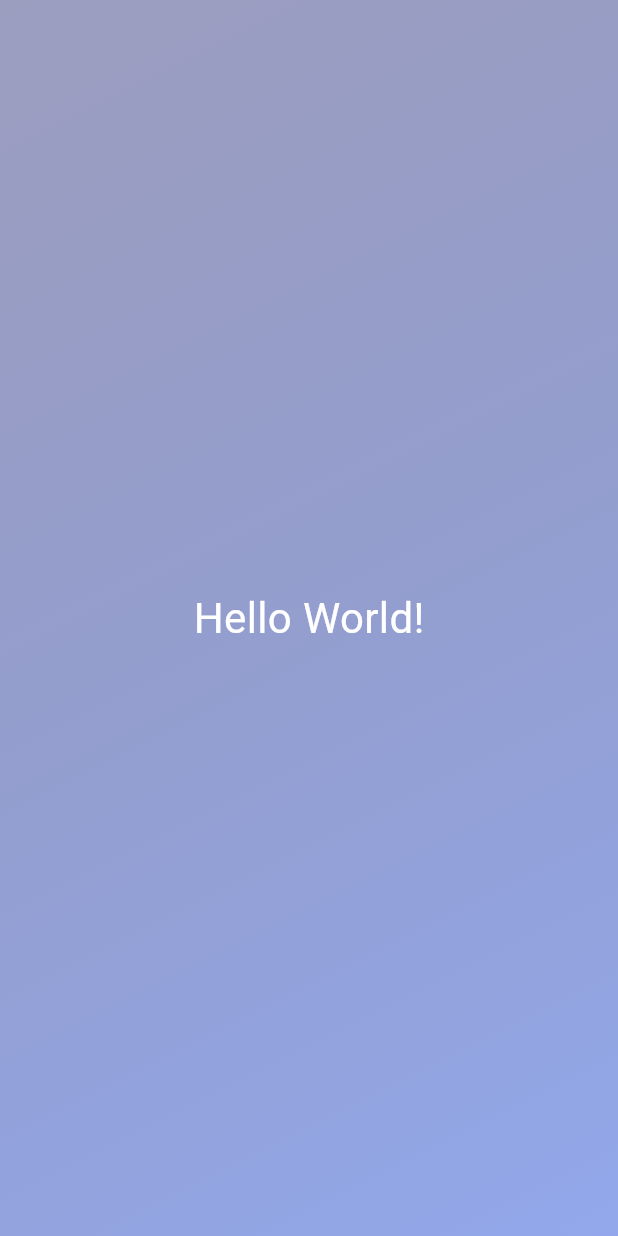
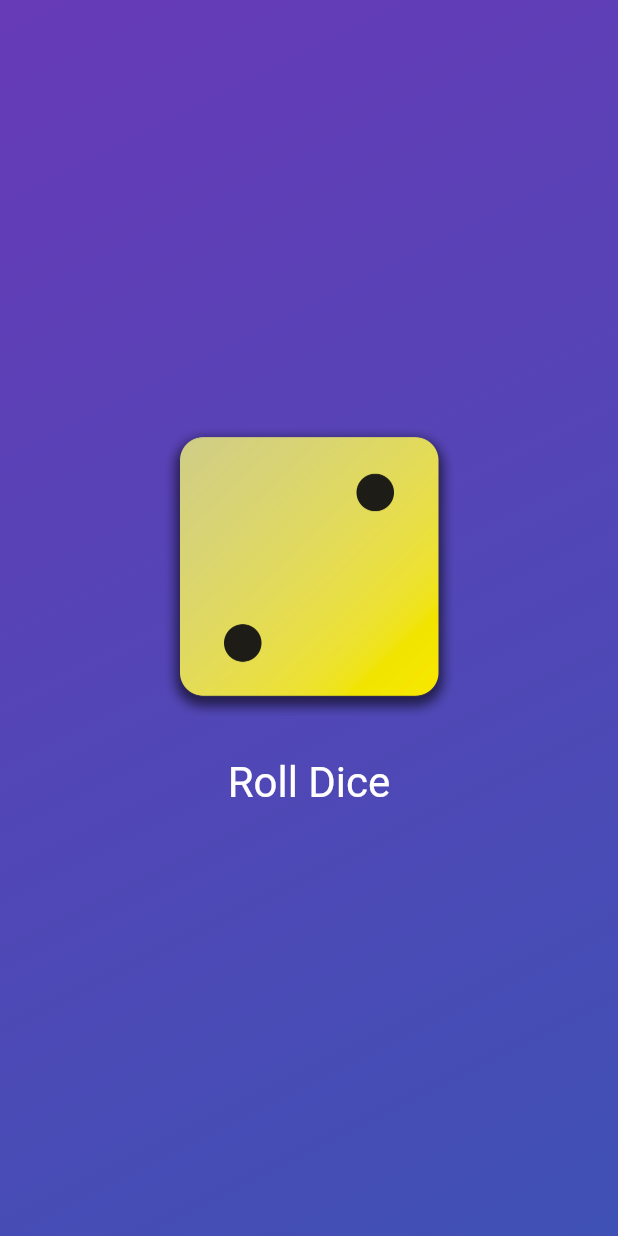
Before and after one commit to ayanesato/flutter_projects, a Flutter app: the screen it shows after launch, on a phone screen of 412 x 824 dp. Run offline on Flutter 3.47's test engine with Material 3 defaults, Android fonts, the light colour scheme and no system bars.

Commit message:
〜47 画像を追加

```diff
--- a/first_app/lib/gradient_container.dart
+++ b/first_app/lib/gradient_container.dart
@@ -1,5 +1,4 @@
 import 'package:flutter/material.dart';
-import 'package:first_app/styled_text.dart';
 
 const startAlignment = Alignment.topLeft;
 const endAlignment = Alignment.bottomRight;
@@ -7,48 +6,42 @@
 class GradientContainer extends StatelessWidget {
   const GradientContainer(this.color1, this.color2, {super.key});
 
+  const GradientContainer.purple({super.key})
+      : color1 = Colors.deepPurple,
+        color2 = Colors.indigo;
+
   final Color color1;
   final Color color2;
+
+  void rollDice() {}
 
   @override
   Widget build(context) {
     return Container(
         decoration: BoxDecoration(
             gradient: LinearGradient(
-              colors: [color1, color2],
-              begin: startAlignment,
-              end: endAlignment,
+          colors: [color1, color2],
+          begin: startAlignment,
+          end: endAlignment,
+        )),
+        child: Center(
+            child: Column(
+          mainAxisSize: MainAxisSize.min,
+          children: [
+            Image.asset('assets/images/dice-2.png', width: 200),
+            const SizedBox(height: 20),
+            TextButton(
+              onPressed: rollDice,
+              style: TextButton.styleFrom(
+                //padding: const EdgeInsets.only(top:20,),
+                foregroundColor: Colors.white,
+                textStyle: const TextStyle(fontSize: 28),
+              ),
+              child: const Text('Roll Dice'),
             )
-        ),
-        child: const Center(
-          child:StyledText("Hello World!"),
+          ],
+        )
         )
     );
   }
 }
-
-
-/*
-class GradientContainer extends StatelessWidget {
-  const GradientContainer({super.key, required this.colors});
-
-  final List<Color> colors;
-
-    @override
-    Widget build(context) {
-      return Container(
-          decoration: BoxDecoration(
-              gradient: LinearGradient(
-                colors: colors,
-                begin: startAlignment,
-                end: endAlignment,
-              )
-          ),
-          child: const Center(
-              child:StyledText(),
-      )
-      );
-    }
-}
-
-*/
--- a/first_app/lib/main.dart
+++ b/first_app/lib/main.dart
@@ -5,8 +5,7 @@
   runApp(
       const MaterialApp(
     home: Scaffold(
-      body:GradientContainer(Color.fromARGB(100, 5, 21, 94),
-          Color.fromARGB(152, 73, 114, 222)),
+      body:GradientContainer.purple(),
     ),
   ));
 }
```
Also changed, not shown: first_app/pubspec.yaml (+8 -3 lines), first_app/assets/images/dice-1.png (added), first_app/assets/images/dice-2.png (added), first_app/assets/images/dice-3.png (added), first_app/assets/images/dice-4.png (added), first_app/assets/images/dice-5.png (added), first_app/assets/images/dice-6.png (added).
